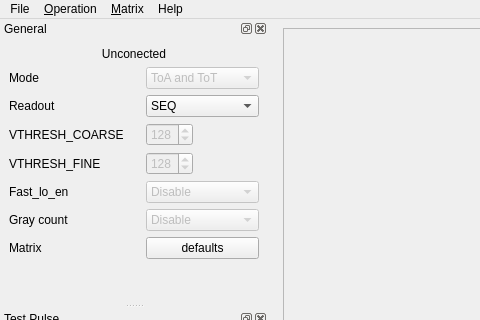
Before: the Qt Designer form python/ui/MainWnd.ui in navrit/dexter, drawn with Qt 5; both pictures show x 0 to 480 and y 0 to 320 of the 872 by 825 pixel window.
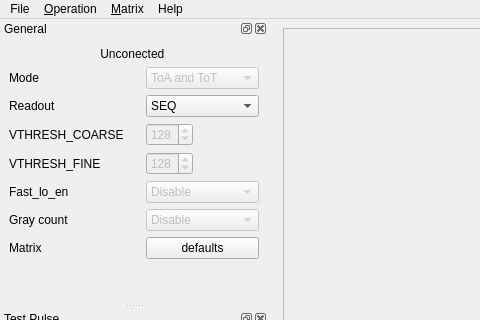
After: the same form once the commit is applied. Custom widgets are drawn as their Qt base class.

Commit message: [python] main window update

The edit to the form file:
```diff
--- a/python/ui/MainWnd.ui
+++ b/python/ui/MainWnd.ui
@@ -7,7 +7,7 @@
     <x>0</x>
     <y>0</y>
     <width>872</width>
-    <height>798</height>
+    <height>822</height>
    </rect>
   </property>
   <property name="windowTitle">
@@ -144,7 +144,7 @@
         </sizepolicy>
        </property>
        <property name="text">
-        <string>Unconected</string>
+        <string>Unconected </string>
        </property>
        <property name="alignment">
         <set>Qt::AlignCenter</set>
```
